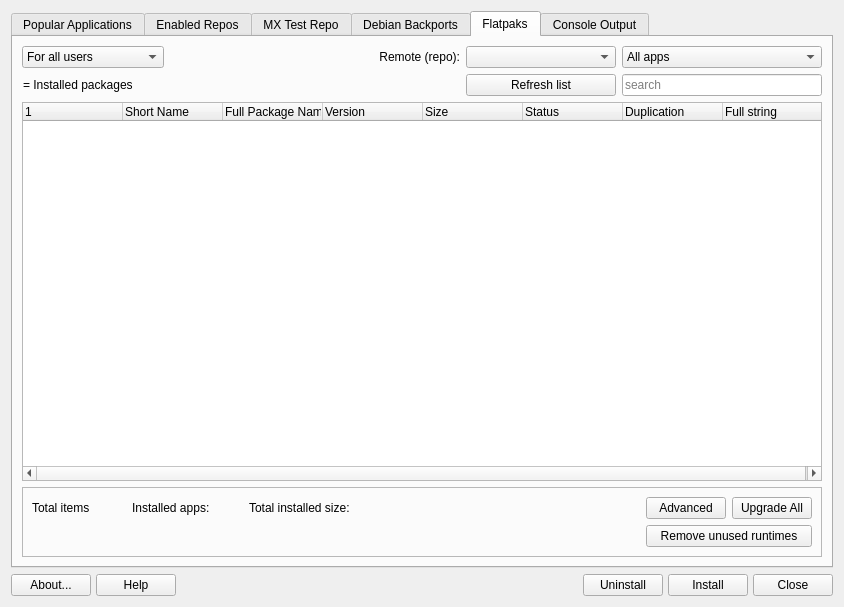
q4os/mxtools-for-debian, file mx-packageinstaller/src/mainwindow.ui: the form before one commit.
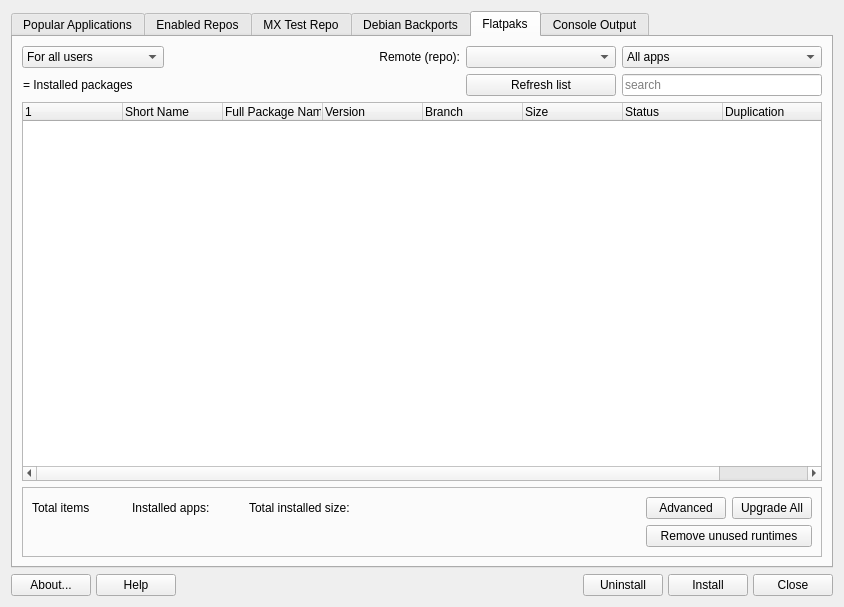
The form after the commit. Icons and pictures are not drawn.

```diff
--- a/mx-packageinstaller/src/mainwindow.ui
+++ b/mx-packageinstaller/src/mainwindow.ui
@@ -1289,6 +1289,11 @@
            <string>Version</string>
           </property>
          </column>
+        <column>
+         <property name="text">
+          <string>Branch</string>
+         </property>
+        </column>
          <column>
           <property name="text">
            <string>Size</string>
```
Lines whose indentation alone changed are shown as unchanged.
